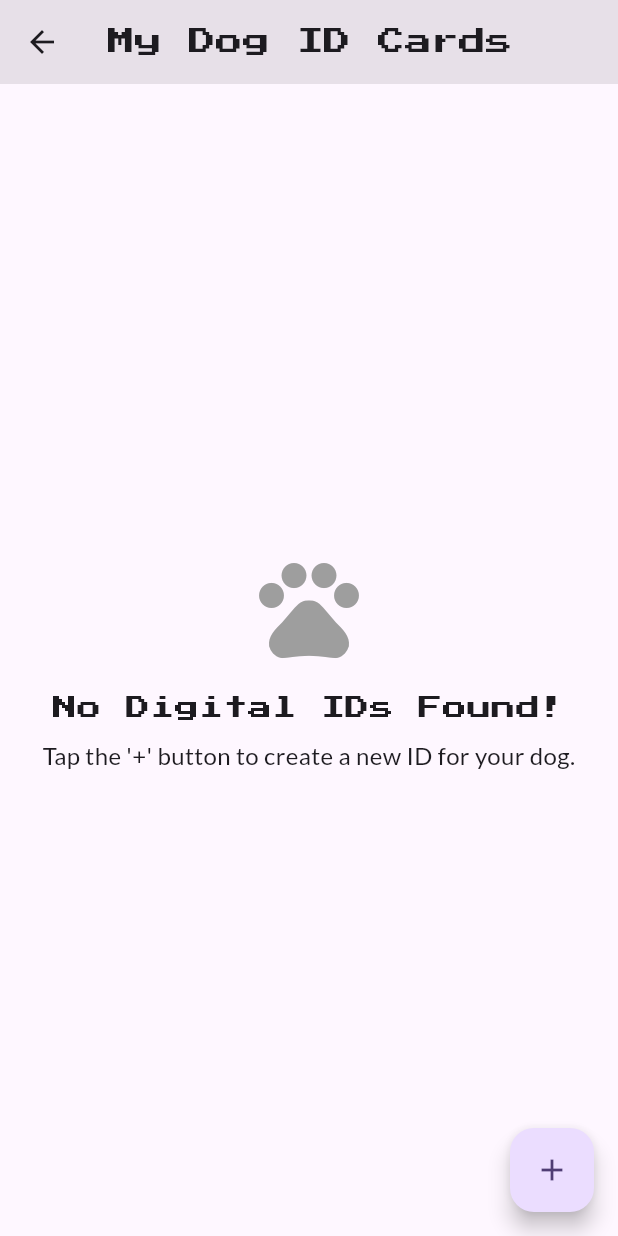
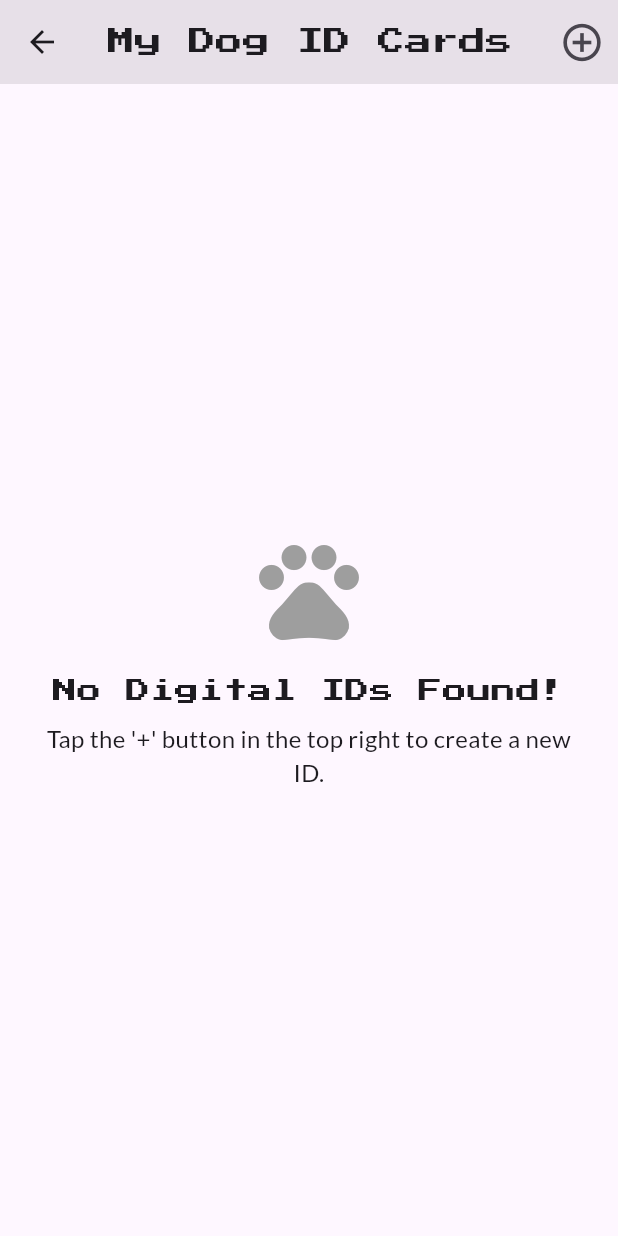
Before and after one commit to kimjuyoung1127/flutterdog, a Flutter app: the MyDogsPage screen opened directly, on a phone screen of 412 x 824 dp. Run offline on Flutter 3.47's test engine with Material 3 defaults, Android fonts, the phone set to English and light mode, and no system bars; our stand-ins replace cloud_firestore, firebase_auth, firebase_core, firebase_vertexai, google_fonts, numberpicker; missing offline and left inert: firebase_app_check; accounts and stored records are empty.

Commit message:
Changes before Firebase Studio auto-run

```diff
--- a/lib/screens/my_dogs/my_dogs_page.dart
+++ b/lib/screens/my_dogs/my_dogs_page.dart
@@ -2,7 +2,7 @@ import 'package:flutter/material.dart';
 import 'package:google_fonts/google_fonts.dart';
 import 'package:myapp/models/dog_model.dart';
 import 'package:myapp/screens/survey/survey_screen.dart';
-import 'package:myapp/screens/training/inventory_page.dart'; // Import the new InventoryPage
+import 'package:myapp/screens/training/inventory_page.dart';
 import 'package:myapp/screens/training/skill_tree_page.dart';
 import 'package:myapp/services/dog_service.dart';
 import 'package:myapp/widgets/dog_id_card_widget.dart';
@@ -26,6 +26,20 @@ class _MyDogsPageState extends State<MyDogsPage> {
           style: GoogleFonts.pressStart2p(fontSize: 18),
         ),
         backgroundColor: Theme.of(context).colorScheme.surfaceContainerHighest,
+        // --- BUTTON MOVED HERE ---
+        actions: [
+          IconButton(
+            icon: const Icon(Icons.add_circle_outline, size: 30),
+            tooltip: 'Register a New Dog',
+            onPressed: () {
+              Navigator.of(context).push(
+                MaterialPageRoute(
+                  builder: (context) => const SurveyScreen(),
+                ),
+              );
+            },
+          ),
+        ],
       ),
       body: StreamBuilder<List<Dog>>(
         stream: _dogService.getDogs(),
@@ -52,7 +66,7 @@ class _MyDogsPageState extends State<MyDogsPage> {
                     ),
                     const SizedBox(height: 8),
                     const Text(
-                      'Tap the \'+\' button to create a new ID for your dog.',
+                      'Tap the \'+\' button in the top right to create a new ID.',
                       textAlign: TextAlign.center,
                       style: TextStyle(fontSize: 16),
                     ),
@@ -86,7 +100,6 @@ class _MyDogsPageState extends State<MyDogsPage> {
                       ),
                     );
                   },
-                  // Add the navigation logic for the new inventory button
                   onViewInventory: () {
                     Navigator.of(context).push(
                       MaterialPageRoute(
@@ -100,17 +113,7 @@ class _MyDogsPageState extends State<MyDogsPage> {
           );
         },
       ),
-      floatingActionButton: FloatingActionButton(
-        onPressed: () {
-          Navigator.of(context).push(
-            MaterialPageRoute(
-              builder: (context) => const SurveyScreen(),
-            ),
-          );
-        },
-        tooltip: 'Register a New Dog',
-        child: const Icon(Icons.add),
-      ),
+      // --- FAB REMOVED FROM HERE ---
     );
   }
 }
```
Also changed, not shown: lib/widgets/dog_id_card_widget.dart (+11 -9 lines).
